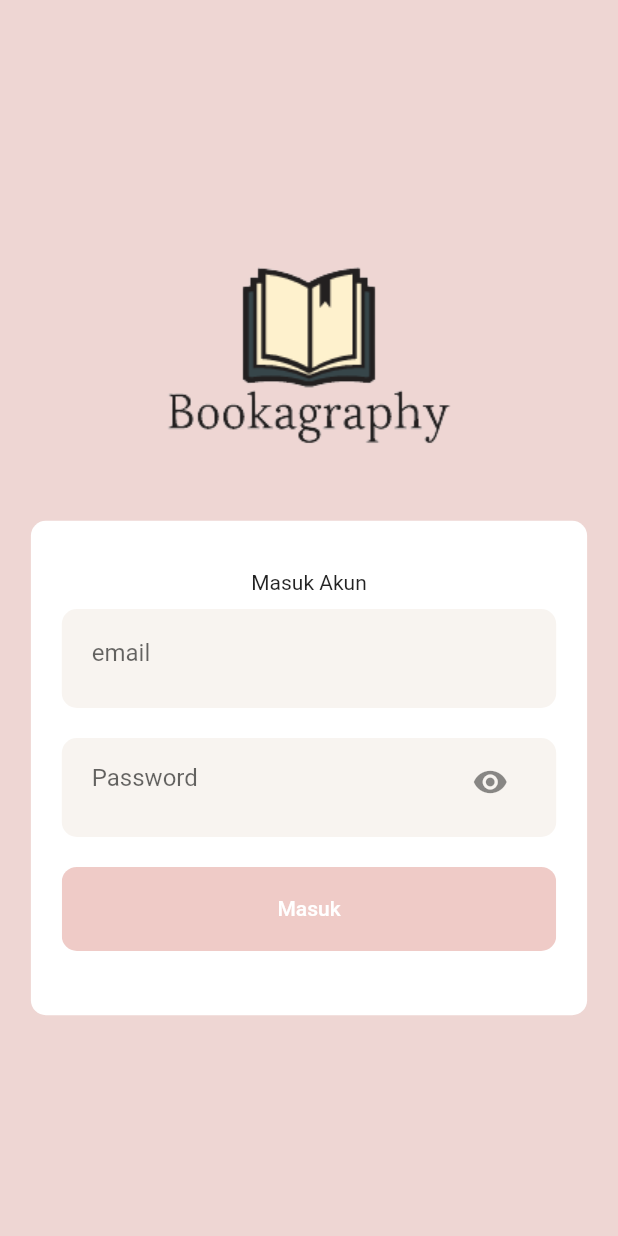
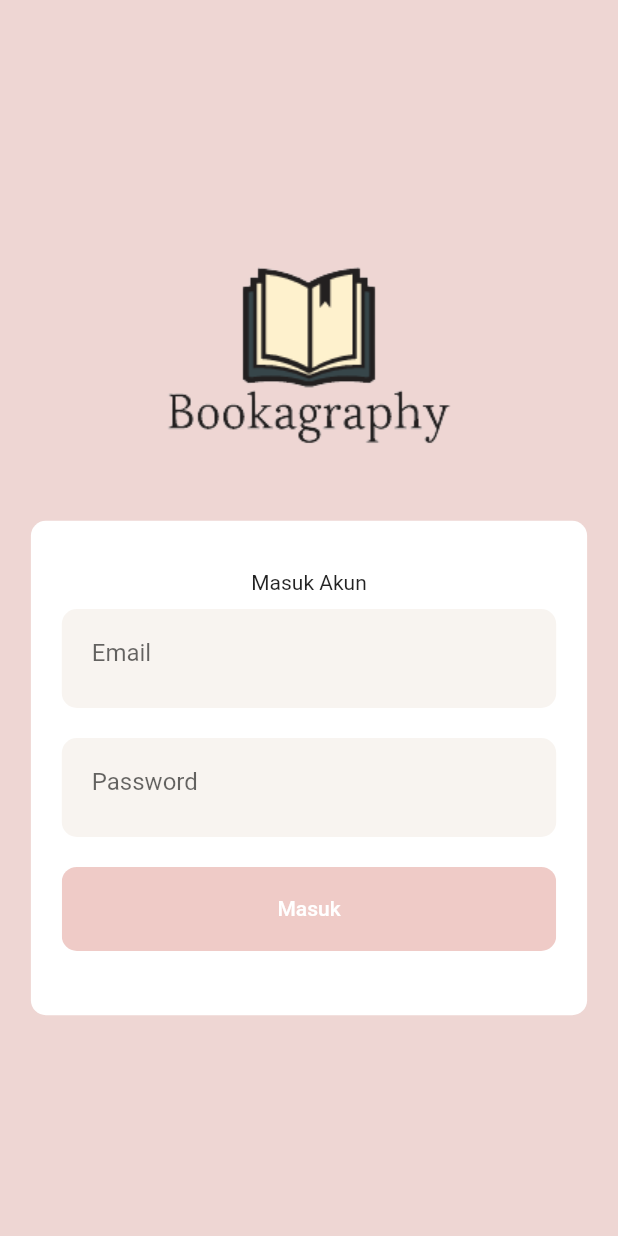
Before and after one commit to fullvelocity1/PSBO-Kel8, a Flutter app: the screen it shows after launch, on a phone screen of 412 x 824 dp. Run offline on Flutter 3.47's test engine with Material 2 defaults, Android fonts, the phone set to English and light mode, and no system bars.

Commit message:
delete button

```diff
--- /dev/null
+++ b/ternaku/assets/data/data_user.json
@@ -0,0 +1,11 @@
+{
+    "response_status" : "OK",
+    "response_msg" : "",
+    "data" : [
+        {
+            "id" : 1,
+            "username" : "admin",
+            "password" : "admin"
+        }
+    ]
+}
--- a/ternaku/lib/pages/components/rounded_input_field.dart
+++ /dev/null
@@ -1,26 +0,0 @@
-import 'package:flutter/material.dart';
-import 'package:ternaku/constants.dart';
-import 'package:ternaku/pages/components/text_field_container.dart';
-
-class RoundedInputField extends StatelessWidget {
-  final String hintText;
-  final ValueChanged<String> onChanged;
-  const RoundedInputField({
-    Key? key,
-    required this.hintText,
-    required this.onChanged,
-  }) : super(key: key);
-
-  @override
-  Widget build(BuildContext context) {
-    return TextFieldContainer(
-      child: TextField(
-        onChanged: onChanged,
-        decoration: InputDecoration(
-            hintText: hintText,
-            border: InputBorder.none,
-            fillColor: TextFieldColor),
-      ),
-    );
-  }
-}
--- a/ternaku/lib/pages/components/rounded_pass_field.dart
+++ /dev/null
@@ -1,29 +0,0 @@
-import 'package:flutter/material.dart';
-import 'package:ternaku/pages/components/text_field_container.dart';
-
-class RoundedPassField extends StatelessWidget {
-  final ValueChanged<String> onChanged;
-  final String hintText;
-  const RoundedPassField({
-    Key? key,
-    required this.onChanged,
-    required this.hintText,
-  }) : super(key: key);
-
-  @override
-  Widget build(BuildContext context) {
-    return TextFieldContainer(
-        child: TextField(
-      onChanged: onChanged,
-      obscureText: true,
-      decoration: InputDecoration(
-          // icon: Icon(
-          //   Icons.lock,
-          //   color: kPrimaryColor,
-          // ),
-          border: InputBorder.none,
-          hintText: hintText,
-          suffixIcon: Icon(Icons.visibility)),
-    ));
-  }
-}
--- a/ternaku/lib/pages/components/text_field_container.dart
+++ /dev/null
@@ -1,23 +0,0 @@
-import 'package:flutter/material.dart';
-
-class TextFieldContainer extends StatelessWidget {
-  final Widget child;
-  const TextFieldContainer({
-    Key? key,
-    required this.child,
-  }) : super(key: key);
-
-  @override
-  Widget build(BuildContext context) {
-    Size size = MediaQuery.of(context).size;
-    return Container(
-      margin: EdgeInsets.symmetric(vertical: 10),
-      width: size.width * 0.8,
-      height: size.height * 0.08,
-      padding: EdgeInsets.symmetric(horizontal: 20, vertical: 5),
-      decoration: BoxDecoration(
-          color: Color(0xFFF8F4F0), borderRadius: BorderRadius.circular(10)),
-      child: child,
-    );
-  }
-}
--- a/ternaku/lib/pages/login.dart
+++ b/ternaku/lib/pages/login.dart
@@ -1,8 +1,6 @@
 import 'package:flutter/material.dart';
 import 'package:ternaku/constants.dart';
 import 'package:ternaku/pages/components/rounded_button.dart';
-import 'package:ternaku/pages/components/rounded_input_field.dart';
-import 'package:ternaku/pages/components/rounded_pass_field.dart';
 import 'package:ternaku/pages/home.dart';
 
 class Login extends StatelessWidget {
@@ -39,10 +37,40 @@ class Login extends StatelessWidget {
                           "Masuk Akun",
                           style: TextStyle(),
                         ),
-                        RoundedInputField(
-                            hintText: "email", onChanged: (value) {}),
-                        RoundedPassField(
-                            onChanged: (value) {}, hintText: "Password"),
+                        Container(
+                          margin: EdgeInsets.symmetric(vertical: 10),
+                          width: size.width * 0.8,
+                          height: size.height * 0.08,
+                          padding:
+                              EdgeInsets.symmetric(horizontal: 20, vertical: 5),
+                          decoration: BoxDecoration(
+                              color: Color(0xFFF8F4F0),
+                              borderRadius: BorderRadius.circular(10)),
+                          child: TextField(
+                            onChanged: (value) {},
+                            decoration: InputDecoration(
+                                hintText: "Email",
+                                border: InputBorder.none,
+                                fillColor: TextFieldColor),
+                          ),
+                        ),
+                        Container(
+                            margin: EdgeInsets.symmetric(vertical: 10),
+                            width: size.width * 0.8,
+                            height: size.height * 0.08,
+                            padding: EdgeInsets.symmetric(
+                                horizontal: 20, vertical: 5),
+                            decoration: BoxDecoration(
+                                color: Color(0xFFF8F4F0),
+                                borderRadius: BorderRadius.circular(10)),
+                            child: TextField(
+                              onChanged: (value) {},
+                              obscureText: true,
+                              decoration: InputDecoration(
+                                border: InputBorder.none,
+                                hintText: "Password",
+                              ),
+                            )),
                         RoundedButton(
                             text: "Masuk",
                             press: () {
```
Also changed, not shown: 1 other file.
